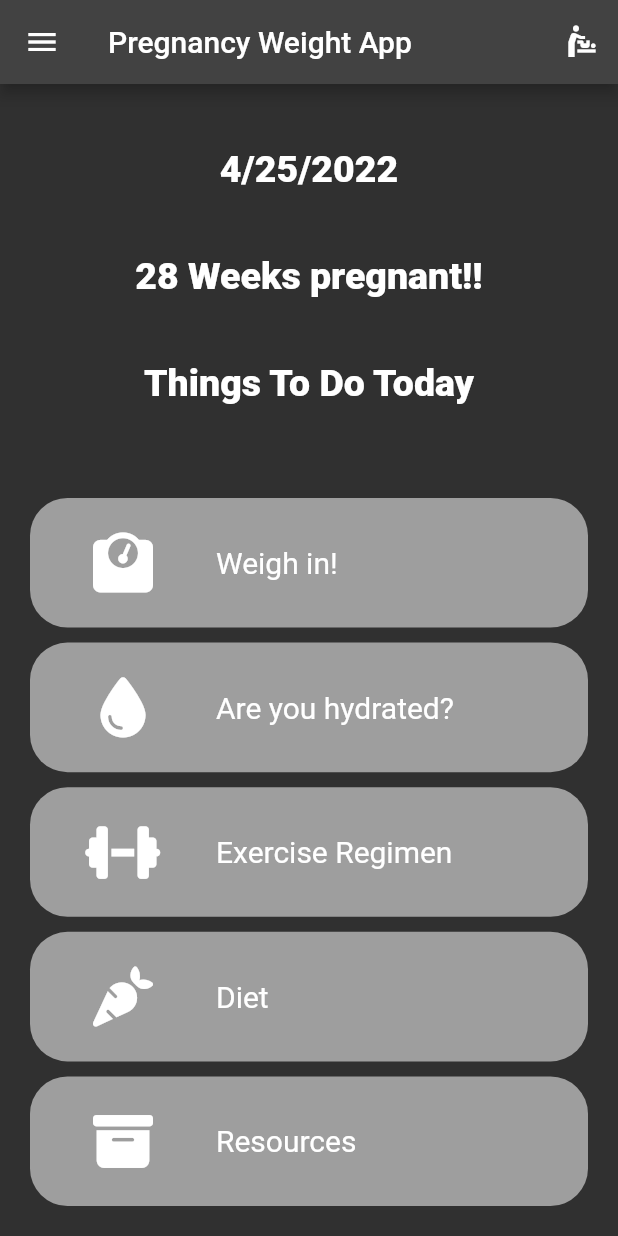
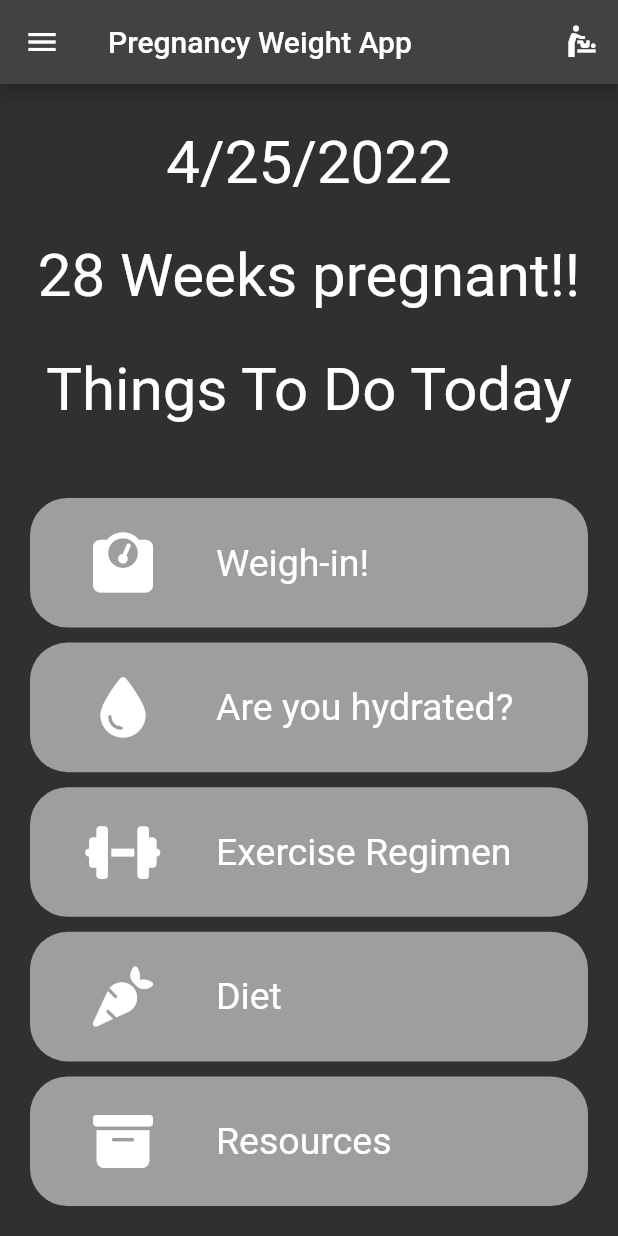
Before and after one commit to tnguyen2791/Preggo, a Flutter app: the screen it shows after launch, on a phone screen of 412 x 824 dp. Run offline on Flutter 3.47's test engine with Material 2 defaults, Android fonts, the phone set to English and light mode, and no system bars; our stand-ins replace font_awesome_flutter, google_fonts; Roboto replaces fonts that are missing (Acme).

Commit message:
Implementation of GoogleFonts into the buttons: acme.

```diff
--- a/lib/constants.dart
+++ b/lib/constants.dart
@@ -1,7 +1,4 @@
 import 'package:flutter/material.dart';
+import 'package:google_fonts/google_fonts.dart';
 
 const kMenuTextStyle = TextStyle(fontSize: 20);
-const kTitleTextStyle = TextStyle(
-  fontSize: 25.0,
-  fontWeight: FontWeight.w900,
-);
--- a/lib/home.dart
+++ b/lib/home.dart
@@ -1,6 +1,7 @@
 import 'package:flutter/material.dart';
+import 'package:google_fonts/google_fonts.dart';
 import 'constants.dart';
-import 'reusablecard.dart';
+import 'reusableCard.dart';
 import 'package:font_awesome_flutter/font_awesome_flutter.dart';
 
 class Homepage extends StatelessWidget {
@@ -92,9 +93,11 @@ class Homepage extends StatelessWidget {
             child: Column(
               mainAxisAlignment: MainAxisAlignment.spaceEvenly,
               children: [
-                Text(formattedDate, style: kTitleTextStyle),
-                Text('28 Weeks pregnant!!', style: kTitleTextStyle),
-                Text('Things To Do Today', style: kTitleTextStyle),
+                Text(formattedDate, style: GoogleFonts.acme(fontSize: 40)),
+                Text('28 Weeks pregnant!!',
+                    style: GoogleFonts.acme(fontSize: 40)),
+                Text('Things To Do Today',
+                    style: GoogleFonts.acme(fontSize: 40)),
               ],
             ),
           ),
@@ -111,10 +114,7 @@ class Homepage extends StatelessWidget {
                       onPress: () {
                         print('Hello');
                       },
-                      cardDescription: const Text(
-                        'Weigh in!',
-                        style: kMenuTextStyle,
-                      ),
+                      cardDescription: 'Weigh-in!',
                       cardIcon: const Icon(
                         FontAwesomeIcons.weightScale,
                         size: 40.0,
@@ -125,10 +125,7 @@ class Homepage extends StatelessWidget {
                       onPress: () {
                         print('Hello');
                       },
-                      cardDescription: const Text(
-                        'Are you hydrated?',
-                        style: kMenuTextStyle,
-                      ),
+                      cardDescription: 'Are you hydrated?',
                       cardIcon: const Icon(
                         FontAwesomeIcons.droplet,
                         size: 40.0,
@@ -139,10 +136,7 @@ class Homepage extends StatelessWidget {
                       onPress: () {
                         print('Hello');
                       },
-                      cardDescription: const Text(
-                        'Exercise Regimen',
-                        style: kMenuTextStyle,
-                      ),
+                      cardDescription: 'Exercise Regimen',
                       cardIcon: const Icon(
                         FontAwesomeIcons.dumbbell,
                         size: 40.0,
@@ -153,10 +147,7 @@ class Homepage extends StatelessWidget {
                       onPress: () {
                         print('Hello');
                       },
-                      cardDescription: const Text(
-                        'Diet',
-                        style: kMenuTextStyle,
-                      ),
+                      cardDescription: 'Diet',
                       cardIcon: const Icon(
                         FontAwesomeIcons.carrot,
                         size: 40.0,
@@ -167,10 +158,7 @@ class Homepage extends StatelessWidget {
                       onPress: () {
                         print('Hello');
                       },
-                      cardDescription: const Text(
-                        'Resources',
-                        style: kMenuTextStyle,
-                      ),
+                      cardDescription: 'Resources',
                       cardIcon: const Icon(
                         FontAwesomeIcons.boxArchive,
                         size: 40.0,
--- a/lib/reusablecard.dart
+++ b/lib/reusableCard.dart
@@ -1,10 +1,10 @@
 import 'package:flutter/material.dart';
-import 'package:font_awesome_flutter/font_awesome_flutter.dart';
+import 'package:google_fonts/google_fonts.dart';
 
 class ReusableCard extends StatelessWidget {
   final Color colour;
   final Function onPress;
-  final Text cardDescription;
+  final String cardDescription;
   final Icon cardIcon;
 
   ReusableCard({
@@ -30,14 +30,17 @@ class ReusableCard extends StatelessWidget {
               ),
               Expanded(
                 flex: 2,
-                child: cardDescription,
+                child: Text(
+                  cardDescription,
+                  style: GoogleFonts.acme(fontSize: 25.0),
+                ),
               ),
             ],
           ),
-          margin: EdgeInsets.all(5.0),
+          margin: const EdgeInsets.all(5.0),
           decoration: BoxDecoration(
             color: colour,
-            borderRadius: BorderRadius.all(
+            borderRadius: const BorderRadius.all(
               Radius.circular(25.0),
             ),
           ),
--- a/pubspec.yaml
+++ b/pubspec.yaml
@@ -35,6 +35,7 @@ dependencies:
   # Use with the CupertinoIcons class for iOS style icons.
   cupertino_icons: ^1.0.2
   font_awesome_flutter: ^10.1.0
+  google_fonts: ^2.3.2
 
 dev_dependencies:
   flutter_test:
```
Also changed, not shown: pubspec.lock, 3 other files.
